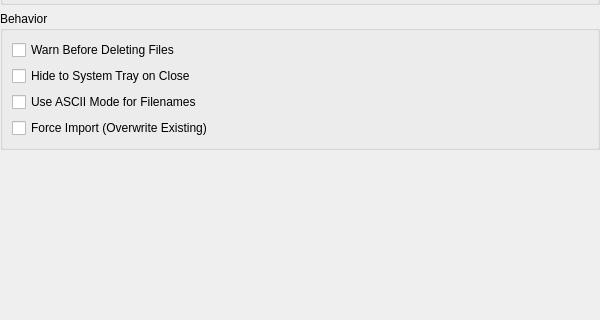
The window that src/ui/Settings/GeneralSettingsWidget.ui (PCSX2/myMCpp) describes before a commit, drawn with Qt 5; both pictures show x 0 to 600 and y 86 to 406 of the 600 by 600 pixel window.
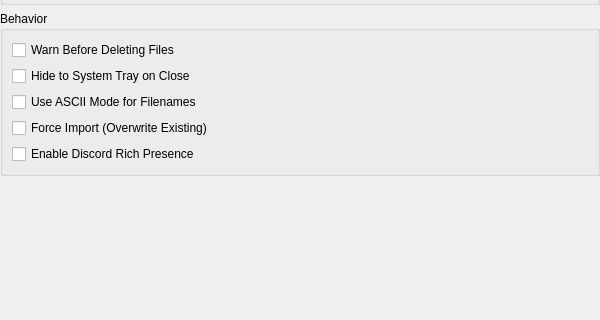
The same window after the commit.

Commit message: Qt: Add Discord Rich Presence Support

The edit to the form file:
```diff
--- a/src/ui/Settings/GeneralSettingsWidget.ui
+++ b/src/ui/Settings/GeneralSettingsWidget.ui
@@ -114,6 +114,13 @@
         </property>
        </widget>
       </item>
+    <item>
+     <widget class="QCheckBox" name="discordRpcCheck">
+      <property name="text">
+       <string>Enable Discord Rich Presence</string>
+      </property>
+     </widget>
+    </item>
      </layout>
     </widget>
    </item>
```
Left out of the diff: 1 changed line with no effect on the pictures. The commit also changes 10 other files.
